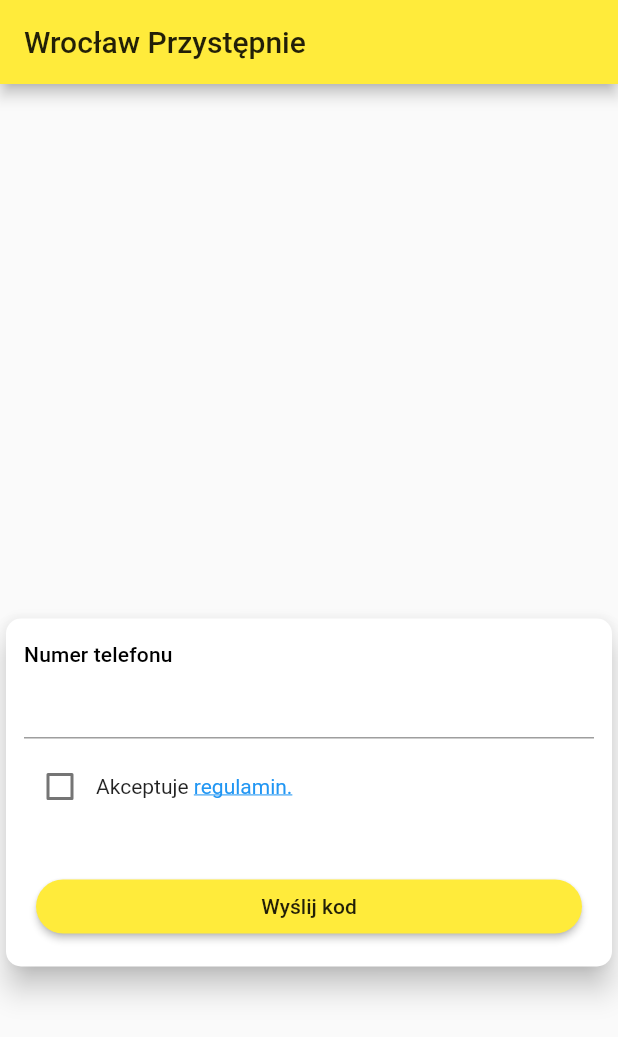
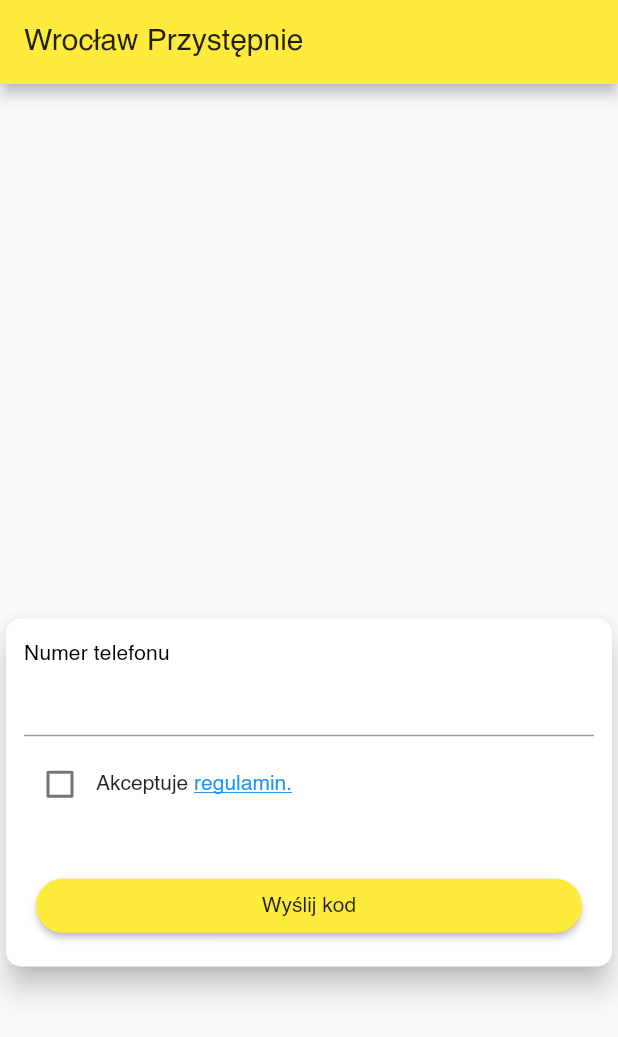
Before and after one commit to alopwr/wroclaw_przystepnie, a Flutter app: the screen it shows after launch, on a phone screen of 412 x 824 dp. Shown: the top 1037 px of the screen. Run offline on Flutter 3.47's test engine with Material 2 defaults, Android fonts, the phone set to English and light mode, and no system bars; drawn by our look-alikes of sms_autofill; our stand-ins replace geolocator, google_maps_flutter, shared_preferences, sliding_up_panel; missing offline and left inert: location_permissions.

Commit message:
changed font

```diff
--- a/lib/main.dart
+++ b/lib/main.dart
@@ -33,7 +33,8 @@ class MyApp extends StatelessWidget {
       child: Consumer<Auth>(
         builder: (context, auth, _) => MaterialApp(
           title: 'Wrocław Przystępnie',
-          theme: ThemeData(primarySwatch: Colors.yellow),
+          theme:
+              ThemeData(primarySwatch: Colors.yellow, fontFamily: "Helvetica"),
           home: auth.loggingProcess
               ? Scaffold(
                   appBar: AppBar(title: const Text("Wrocław Przystępnie")),
```
Also changed, not shown: pubspec.yaml (+10 -5 lines), assets/fonts/Helvetica/Helvetica-Bold.ttf (added), assets/fonts/Helvetica/Helvetica.ttf (added), pubspec.lock.
